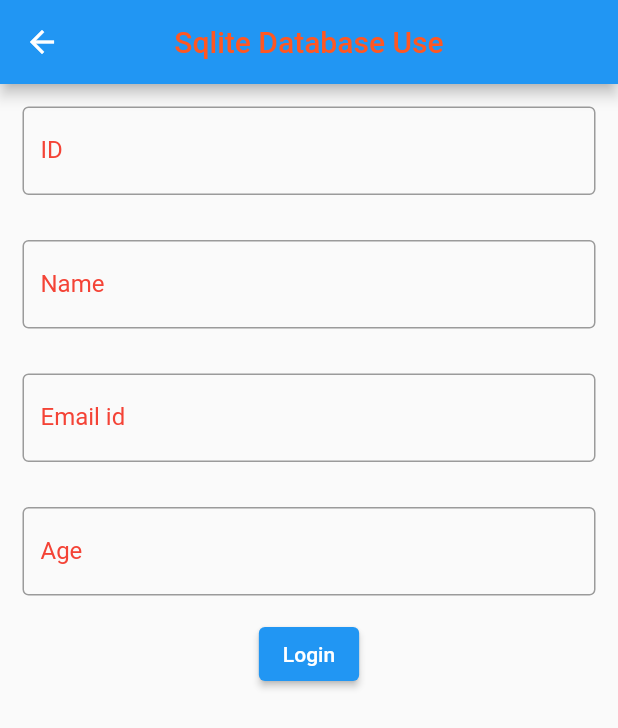
After one commit to SatoruGojo11/jaydip_flutter, a Flutter app: the LoginScreensqlite screen opened directly, on a phone screen of 412 x 824 dp. The commit adds this screen. Shown: the top 728 px of the screen. Run offline on Flutter 3.47's test engine with Material 2 defaults, Android fonts, the phone set to English and light mode, and no system bars; our stand-ins replace extended_image, fluttertoast, google_fonts, image_picker, lottie, shared_preferences and 3 more; accounts and stored records are empty.

Commit message:
Sqlite (Database) 08/06/2023

```diff
--- /dev/null
+++ b/lib/DatabaseTasks/Sqlite/sqlitelogin.dart
@@ -0,0 +1,150 @@
+import 'package:flutter/material.dart';
+import 'package:flutter/services.dart';
+import 'package:jaydip_flutter/main.dart';
+
+class LoginScreensqlite extends StatefulWidget {
+  const LoginScreensqlite({super.key});
+
+  @override
+  State<LoginScreensqlite> createState() => _LoginScreensqliteState();
+}
+
+class _LoginScreensqliteState extends State<LoginScreensqlite> {
+  var _data = GlobalKey<FormState>();
+  TextEditingController id = TextEditingController();
+  TextEditingController name = TextEditingController();
+  TextEditingController email = TextEditingController();
+  TextEditingController age = TextEditingController();
+
+  @override
+  Widget build(BuildContext context) {
+    return Scaffold(
+      appBar: appbar(
+        'Sqlite Database Use',
+        Colors.deepOrange,
+      ),
+      body: Form(
+        key: _data,
+        child: SingleChildScrollView(
+          child: Column(
+            mainAxisAlignment: MainAxisAlignment.center,
+            children: [
+              Padding(
+                padding: EdgeInsets.all(15),
+                child: TextFormField(
+                  controller: id,
+                  decoration: InputDecoration(
+                    labelText: 'ID',
+                    labelStyle: TextStyle(color: Colors.red),
+                    hintText: 'Enter Your Customer ID',
+                    hintStyle: TextStyle(color: Colors.red.withOpacity(0.8)),
+                    border: OutlineInputBorder(
+                      borderSide: BorderSide(
+                        color: Colors.red,
+                        width: 3,
+                      ),
+                    ),
+                  ),
+                  keyboardType: TextInputType.number,
+                  inputFormatters: [
+                    FilteringTextInputFormatter.allow(RegExp(r'^[0-9]+$'))
+                  ],
+                  validator: (value) {
+                    if (value!.isEmpty)
+                      return 'Please Enter Your Customer ID';
+                    else
+                      return null;
+                  },
+                ),
+              ),
+              Padding(
+                padding: EdgeInsets.all(15),
+                child: TextFormField(
+                  controller: name,
+                  decoration: InputDecoration(
+                    labelText: 'Name',
+                    labelStyle: TextStyle(color: Colors.red),
+                    hintText: 'Enter Your Name',
+                    hintStyle: TextStyle(color: Colors.red.withOpacity(0.8)),
+                    border: OutlineInputBorder(
+                      borderSide: BorderSide(
+                        color: Colors.red,
+                        width: 3,
+                      ),
+                    ),
+                  ),
+                  keyboardType: TextInputType.name,
+                  inputFormatters: [
+                    FilteringTextInputFormatter.allow(RegExp(r'^[a-zA-z]+$'))
+                  ],
+                  validator: (value) {
+                    if (value!.isEmpty)
+                      return 'Please Enter Your name';
+                    else
+                      return null;
+                  },
+                ),
+              ),
+              Padding(
+                padding: EdgeInsets.all(15),
+                child: TextFormField(
+                  controller: email,
+                  decoration: InputDecoration(
+                    labelText: 'Email id',
+                    labelStyle: TextStyle(color: Colors.red),
+                    hintText: 'Enter Your Email id',
+                    hintStyle: TextStyle(color: Colors.red.withOpacity(0.8)),
+                    border: OutlineInputBorder(
+                      borderSide: BorderSide(
+                        color: Colors.red,
+                        width: 3,
+                      ),
+                    ),
+                  ),
+                  inputFormatters: [
+                    FilteringTextInputFormatter.allow(
+                        RegExp(r'^[a-zA-z0-9@.]+$'))
+                  ],
+                  validator: (value) {
+                    if (value!.isEmpty)
+                      return 'Please Enter Your email id';
+                    else
+                      return null;
+                  },
+                ),
+              ),
+              Padding(
+                padding: EdgeInsets.all(15),
+                child: TextFormField(
+                  controller: age,
+                  decoration: InputDecoration(
+                    labelText: 'Age',
+                    labelStyle: TextStyle(color: Colors.red),
+                    hintText: 'Enter Your Age',
+                    hintStyle: TextStyle(color: Colors.red.withOpacity(0.8)),
+                    border: OutlineInputBorder(
+                      borderSide: BorderSide(
+                        color: Colors.red,
+                        width: 3,
+                      ),
+                    ),
+                  ),
+                  inputFormatters: [
+                    FilteringTextInputFormatter.allow(RegExp(r'^[0-9]+$'))
+                  ],
+                  validator: (value) {
+                    if (value!.isEmpty)
+                      return 'Please Enter Your age';
+                    else
+                      return null;
+                  },
+                ),
+              ),
+              ElevatedButton(onPressed: () {}, child: Text('Login'))
+            ],
+          ),
+        ),
+      ),
+    );
+  }
+}
--- /dev/null
+++ b/lib/database/Sqlite/DBHelperSqlite.dart
@@ -0,0 +1,73 @@
+import 'dart:async';
+import 'dart:io';
+import 'package:path/path.dart';
+import 'package:path_provider/path_provider.dart';
+import 'package:sqflite/sqflite.dart';
+
+class Dbhelper {
+  Dbhelper._();
+
+  static final Dbhelper instance = Dbhelper._();
+
+  static const databasename = 'Student.db';
+  static const tablename = 'Info';
+  static const clmid = 'ID';
+  static const clmname = 'Name';
+  static const clmemail = 'Emailid';
+  static const clmage = 'Age';
+
+  static Database? database;
+
+  Future<Database> get getdatabase async {
+    if (Database != null) return database!;
+
+    database = await initDatabase();
+    return database!;
+  }
+
+  initDatabase() async {
+    final directory = await getApplicationDocumentsDirectory();
+    String path = join(directory.path, databasename);
+    return await openDatabase(path, version: 1, onCreate: onCreate);
+  }
+
+  onCreate(Database db, int version) {
+    db.execute('''
+      CREATE TABLE $tablename(
+      $clmid INTEGER PRIMARY KEY,
+      $clmname TEXT NOT NULL,
+      $clmemail TEXT NOT NULL,
+      $clmage INTEGER NOT NULL
+      )
+      ''');
+  }
+
+  Future<int> insertData(Map<String, dynamic> data) async {
+    Database db = await instance.getdatabase;
+    return await db.insert(tablename, data);
+  }
+
+  Future<List<Map<String, dynamic>>> getAllData() async {
+    Database db = await instance.getdatabase;
+    return await db.query(tablename);
+  }
+
+  Future<int> updateData(Map<String, dynamic> data) async {
+    Database db = await instance.getdatabase;
+    return await db.update(
+      tablename,
+      data,
+      where: '$clmid = ?',
+      whereArgs: data[Dbhelper.clmid],
+    );
+  }
+
+  Future<int> deleteData(int id) async {
+    Database db = await instance.getdatabase;
+    return await db.delete(
+      tablename,
+      where: '$clmid = ?',
+      whereArgs: [id],
+    );
+  }
+}
--- a/lib/main.dart
+++ b/lib/main.dart
@@ -1,11 +1,12 @@
 import 'package:flutter/material.dart';
-import 'package:jaydip_flutter/DatabaseTasks/SharedPreference/loginscreen.dart';
+import 'DatabaseTasks/SharedPreference/sharedpreflogin.dart';
+import 'database/Sqlite/Sqlite.dart';
 
 void main() {
   runApp(
     MaterialApp(
       debugShowCheckedModeBanner: false,
-      home: LoginPageUsingSharedPref(),
+      home: SqliteUse(),
       /*theme: ThemeData(
         scaffoldBackgroundColor: Colors.black87,
         appBarTheme: AppBarTheme(
```
Also changed, not shown: lib/DatabaseTasks/SharedPreference/sharedpreflogin.dart (renamed from lib/DatabaseTasks/SharedPreference/loginscreen.dart, +13 -11 lines), lib/database/Sqlite/Sqlite.dart (added, +69 -0 lines), pubspec.yaml (+4 -3 lines), pubspec.lock, 2 other files.
